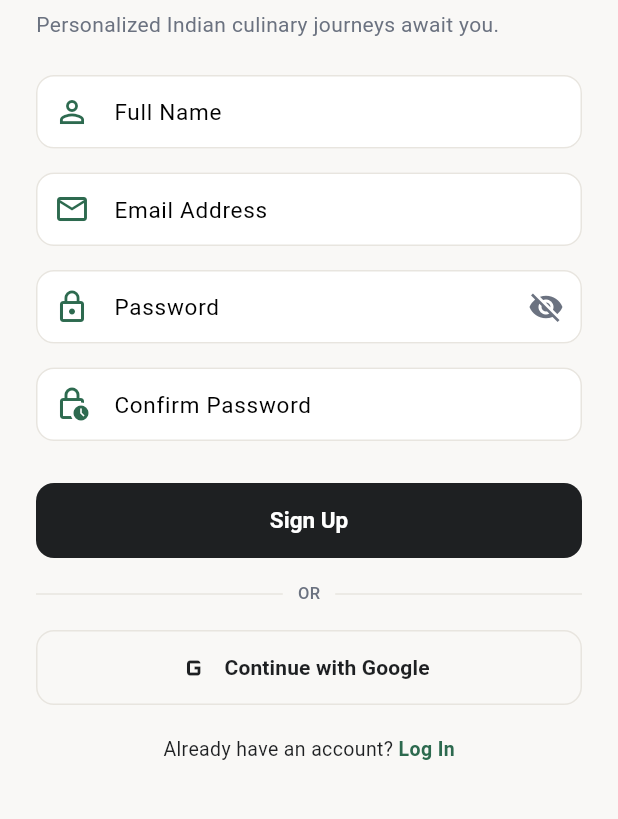
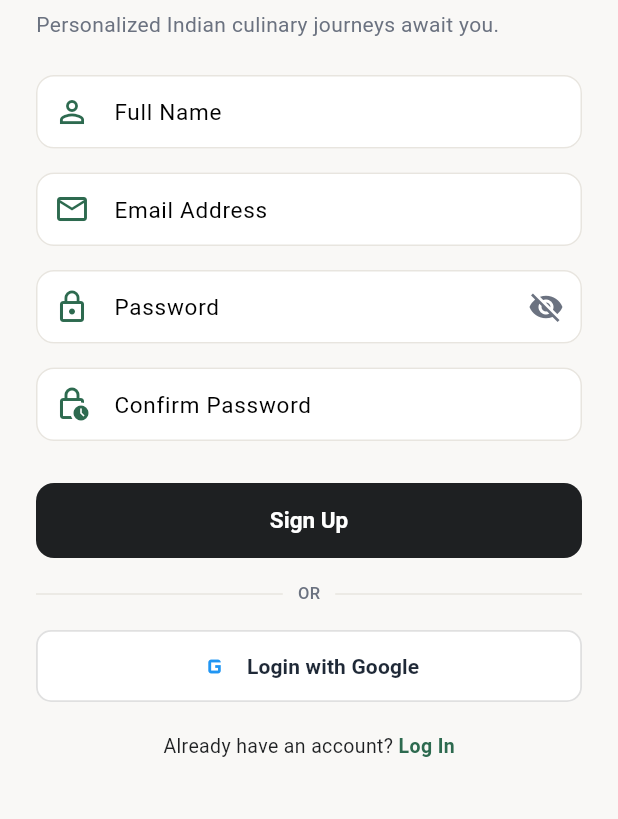
Before and after one commit to ymukeshram/recipie_generator, a Flutter app: the LoginScreen screen opened by its route, after a tap on "Sign In", after a tap on "Sign Up", on a phone screen of 412 x 824 dp, the part 162-981 px from its top. Run offline on Flutter 3.47's test engine with Material 3 defaults, Android fonts, the phone set to English and light mode, and no system bars; our stand-ins replace cached_network_image, dio, flutter_riverpod, flutter_secure_storage, go_router, google_sign_in and 1 more; accounts and stored records are empty; network calls fail.

Commit message:
Match Google Login UI and account chooser flow with single GoogleSignIn instance

```diff
--- a/lib/core/services/google_auth_service.dart
+++ b/lib/core/services/google_auth_service.dart
@@ -11,12 +11,10 @@ class GoogleAuthService {
   // Configured Google OAuth Web Client ID
   static String? clientId = '2574068206-h8e0p4hih8ken82vcija66emko1jm6gn.apps.googleusercontent.com';
 
-  static GoogleSignIn _createGoogleSignIn() {
-    return GoogleSignIn(
-      clientId: clientId,
-      scopes: ['email', 'profile'],
-    );
-  }
+  static late final GoogleSignIn _googleSignIn = GoogleSignIn(
+    clientId: clientId,
+    scopes: ['email', 'profile'],
+  );
 
   static Future<void> load() async {
     try {
@@ -24,6 +22,19 @@ class GoogleAuthService {
       if (saved != null && saved.trim().isNotEmpty) {
         clientId = saved.trim();
       }
+
+      // Listen to authentication changes from Google Sign In
+      _googleSignIn.onCurrentUserChanged.listen((account) async {
+        if (account != null) {
+          final displayName = account.displayName?.trim().isNotEmpty == true
+              ? account.displayName!
+              : UserSession.deriveNameFromEmail(account.email);
+          await UserSession.setSession(name: displayName, email: account.email);
+        }
+      });
+
+      // Attempt silent sign-in
+      await _googleSignIn.signInSilently();
     } catch (_) {}
   }
 
@@ -34,14 +45,13 @@ class GoogleAuthService {
     } catch (_) {}
   }
 
-  /// Triggers standard Google OAuth Sign In popup
+  /// Triggers standard Google OAuth Sign In popup with Google accounts chooser
   static Future<void> signInWithGoogle({
     required BuildContext context,
     required VoidCallback onSuccess,
   }) async {
     try {
-      final googleSignIn = _createGoogleSignIn();
-      final account = await googleSignIn.signIn();
+      final account = await _googleSignIn.signIn();
       if (account != null) {
         final displayName = account.displayName?.trim().isNotEmpty == true
             ? account.displayName!
--- a/lib/features/auth/presentation/login_screen.dart
+++ b/lib/features/auth/presentation/login_screen.dart
@@ -186,24 +186,44 @@ class _LoginScreenState extends State<LoginScreen> {
                           ],
                         ),
                         const SizedBox(height: 16),
-                        OutlinedButton.icon(
+                        OutlinedButton(
                           onPressed: () {
                             GoogleAuthService.signInWithGoogle(
                               context: context,
                               onSuccess: () => context.go('/home'),
                             );
                           },
-                          icon: Image.network(
-                            'https://upload.wikimedia.org/wikipedia/commons/thumb/c/c1/Google_%22G%22_logo.svg/480px-Google_%22G%22_logo.svg.png',
-                            width: 20,
-                            height: 20,
-                            errorBuilder: (_, __, ___) => const Icon(Icons.g_mobiledata, size: 24),
+                          style: OutlinedButton.styleFrom(
+                            backgroundColor: Colors.white,
+                            foregroundColor: const Color(0xFF1F2937),
+                            minimumSize: const Size.fromHeight(48),
+                            padding: const EdgeInsets.symmetric(horizontal: 16),
+                            shape: RoundedRectangleBorder(
+                              borderRadius: BorderRadius.circular(10),
+                            ),
+                            side: BorderSide(color: Colors.grey.shade300, width: 1.2),
+                            elevation: 0,
                           ),
-                          label: const Text('Continue with Google', style: TextStyle(fontSize: 14, fontWeight: FontWeight.w600)),
-                          style: OutlinedButton.styleFrom(
-                            minimumSize: const Size.fromHeight(50),
-                            shape: RoundedRectangleBorder(borderRadius: BorderRadius.circular(12)),
-                            side: const BorderSide(color: AppColors.border),
+                          child: Row(
+                            mainAxisAlignment: MainAxisAlignment.center,
+                            children: [
+                              Image.network(
+                                'https://upload.wikimedia.org/wikipedia/commons/thumb/c/c1/Google_%22G%22_logo.svg/480px-Google_%22G%22_logo.svg.png',
+                                width: 18,
+                                height: 18,
+                                errorBuilder: (_, __, ___) => const Icon(Icons.g_mobiledata, size: 22, color: Colors.blue),
+                              ),
+                              const SizedBox(width: 10),
+                              const Text(
+                                'Login with Google',
+                                style: TextStyle(
+                                  fontSize: 14,
+                                  fontWeight: FontWeight.w600,
+                                  color: Color(0xFF1F2937),
+                                  letterSpacing: 0.1,
+                                ),
+                              ),
+                            ],
                           ),
                         ),
                       ],
--- a/lib/features/auth/presentation/signup_screen.dart
+++ b/lib/features/auth/presentation/signup_screen.dart
@@ -175,24 +175,44 @@ class _SignupScreenState extends State<SignupScreen> {
                   ],
                 ),
                 const SizedBox(height: 16),
-                OutlinedButton.icon(
+                OutlinedButton(
                   onPressed: () {
                     GoogleAuthService.signInWithGoogle(
                       context: context,
                       onSuccess: () => context.go('/home'),
                     );
                   },
-                  icon: Image.network(
-                    'https://upload.wikimedia.org/wikipedia/commons/thumb/c/c1/Google_%22G%22_logo.svg/480px-Google_%22G%22_logo.svg.png',
-                    width: 20,
-                    height: 20,
-                    errorBuilder: (_, __, ___) => const Icon(Icons.g_mobiledata, size: 24),
+                  style: OutlinedButton.styleFrom(
+                    backgroundColor: Colors.white,
+                    foregroundColor: const Color(0xFF1F2937),
+                    minimumSize: const Size.fromHeight(48),
+                    padding: const EdgeInsets.symmetric(horizontal: 16),
+                    shape: RoundedRectangleBorder(
+                      borderRadius: BorderRadius.circular(10),
+                    ),
+                    side: BorderSide(color: Colors.grey.shade300, width: 1.2),
+                    elevation: 0,
                   ),
-                  label: const Text('Continue with Google', style: TextStyle(fontSize: 14, fontWeight: FontWeight.w600)),
-                  style: OutlinedButton.styleFrom(
-                    minimumSize: const Size.fromHeight(50),
-                    shape: RoundedRectangleBorder(borderRadius: BorderRadius.circular(12)),
-                    side: const BorderSide(color: AppColors.border),
+                  child: Row(
+                    mainAxisAlignment: MainAxisAlignment.center,
+                    children: [
+                      Image.network(
+                        'https://upload.wikimedia.org/wikipedia/commons/thumb/c/c1/Google_%22G%22_logo.svg/480px-Google_%22G%22_logo.svg.png',
+                        width: 18,
+                        height: 18,
+                        errorBuilder: (_, __, ___) => const Icon(Icons.g_mobiledata, size: 22, color: Colors.blue),
+                      ),
+                      const SizedBox(width: 10),
+                      const Text(
+                        'Login with Google',
+                        style: TextStyle(
+                          fontSize: 14,
+                          fontWeight: FontWeight.w600,
+                          color: Color(0xFF1F2937),
+                          letterSpacing: 0.1,
+                        ),
+                      ),
+                    ],
                   ),
                 ),
                 const SizedBox(height: 20),
```
